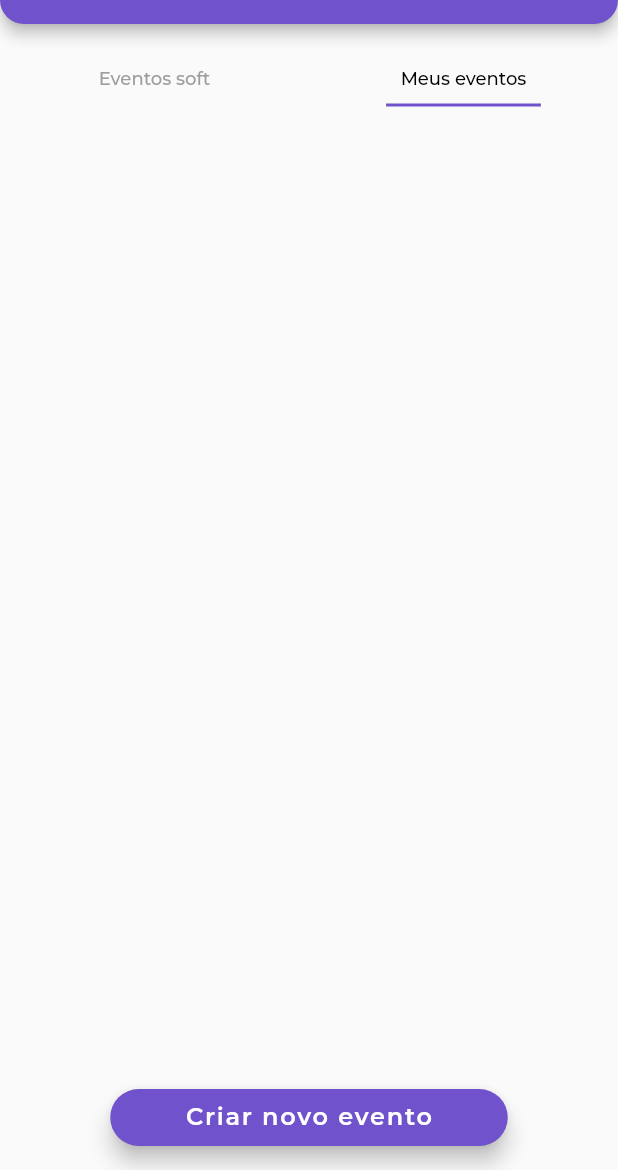
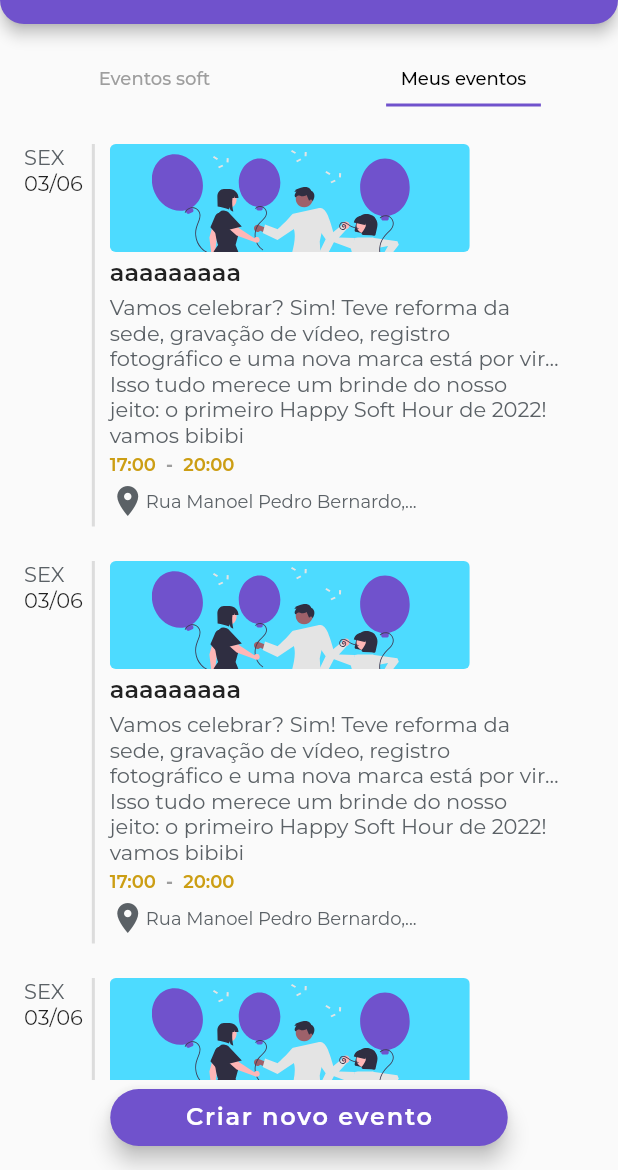
Before and after one commit to joao217x/desafio_flutter, a Flutter app: the TabsScreen screen opened by its route, tab 2 chosen, on a phone screen of 412 x 824 dp, the part 66-1236 px from its top. Run offline on Flutter 3.47's test engine with Material 2 defaults, Android fonts, the phone set to English and light mode, and no system bars; our stand-ins replace another_flushbar, dio, firebase_auth, firebase_core, flutter_mobx, flutter_svg and 2 more; missing offline and left inert: mask_input_formatter; accounts and stored records are empty; generated files the repository leaves out were written again; network calls fail.

Commit message:
login, widgets, nomes e telas de eventos
- Método de login com Firebase alterado, passado para controller;
- Widget IntrinsicHeight substituido para SizedBox;
- Nomes de arquivos alterados para melhor entendimento;
- Tela de eventos Soft modelada corretamente porém com algum impedimento na hora de mostrar (verificando);
- Tela de eventos meus exatamente igual a de eventos Soft e funcionando;

```diff
--- a/lib/service/agenda_client.dart
+++ b/lib/service/agenda_client.dart
@@ -1,5 +1,3 @@
-import 'dart:developer';
-
 import 'package:desafio_flutter/model/event/event_model.dart';
 import 'package:dio/dio.dart';
 
--- a/lib/service/firebase_client.dart
+++ b/lib/service/firebase_client.dart
@@ -16,4 +16,8 @@ class FirebaseClient {
       throw e;
     }
   }
+
+  Future<void> pwResetFirebase ({required email}) async {
+    await instance.sendPasswordResetEmail(email: email);
+  }
 }
--- a/lib/view/events/new_event_screen.dart
+++ b/lib/view/events/new_event_screen.dart
@@ -165,14 +165,12 @@ class _NewEventScreenState extends State<NewEventScreen> {
                     ),
                     SizedBox(
                       width: 75,
-                      child: Expanded(
                       child: TxtFormFieldWidget(
                         labelText: 'Número',
                         keyboardType: TextInputType.number,
                         onChanged: (String value) {
                           controller.number = value;
                         },
-                        ),
                       ),
                     ),
                   ],
--- a/lib/view/events/tabs_screen.dart
+++ b/lib/view/events/tabs_screen.dart
@@ -1,9 +1,10 @@
 import 'package:desafio_flutter/controller/controller.dart';
 import 'package:desafio_flutter/shared/theme/app_color.dart';
 import 'package:desafio_flutter/shared/widgets/appbar_widget.dart';
-import 'package:desafio_flutter/shared/widgets/tab_widget.dart';
-import 'package:desafio_flutter/view/events/type/my_events/my_event_tabs_screen.dart';
-import 'package:desafio_flutter/view/events/type/soft_events/soft_event_tabs_screen.dart';
+import 'package:desafio_flutter/shared/widgets/tabs_widget.dart';
+import 'package:desafio_flutter/view/events/type/my_events/my_event_tab_controller_screen.dart';
+import 'package:desafio_flutter/view/events/type/soft_events/soft_event_tab_controller_screen.dart';
+import 'package:desafio_flutter/view/events/type/soft_events/tabs/successful/soft_event_list_tab.dart';
 import 'package:flutter/material.dart';
 import 'package:flutter_mobx/flutter_mobx.dart';
 
@@ -32,8 +33,8 @@ class _TabsScreenState extends State<TabsScreen> {
             Expanded(
               child: TabBarView(
                 children: [
-                  SoftEventTabsScreen(),
-                  MyEventTabsScreen(),
+                  SoftEventTabController(),
+                  MyEventTabController(),
                 ],
               ),
             ),
--- a/lib/view/events/type/my_events/my_event_tabs_screen.dart
+++ b/lib/view/events/type/my_events/my_event_tab_controller_screen.dart
@@ -1,17 +1,15 @@
-import 'package:desafio_flutter/model/event/event_model.dart';
 import 'package:desafio_flutter/view/events/type/my_events/tabs/error/my_event_non_created_tab.dart';
-import 'package:desafio_flutter/view/events/type/my_events/tabs/successful/my_event_info_tab.dart';
 import 'package:desafio_flutter/view/events/type/my_events/tabs/successful/my_event_list_tab.dart';
 import 'package:flutter/material.dart';
 
-class MyEventTabsScreen extends StatefulWidget {
-  const MyEventTabsScreen({Key? key}) : super(key: key);
+class MyEventTabController extends StatefulWidget {
+  const MyEventTabController({Key? key}) : super(key: key);
 
   @override
-  State<MyEventTabsScreen> createState() => _MyEventTabsScreenState();
+  State<MyEventTabController> createState() => _MyEventTabControllerState();
 }
 
-class _MyEventTabsScreenState extends State<MyEventTabsScreen> {
+class _MyEventTabControllerState extends State<MyEventTabController> {
   @override
   Widget build(BuildContext context) {
     return const MyEventListTab();
@@ -19,6 +17,5 @@ class _MyEventTabsScreenState extends State<MyEventTabsScreen> {
     // const MyEventNonCreatedTab();
     // TAB SUCESSO
     // const MyEventListTab();
-    // const MyEventInfoTab();
   }
 }
--- a/lib/view/events/type/my_events/tabs/successful/my_event_list_tab.dart
+++ b/lib/view/events/type/my_events/tabs/successful/my_event_list_tab.dart
@@ -1,6 +1,4 @@
 import 'package:desafio_flutter/controller/controller.dart';
-import 'package:desafio_flutter/model/event/event_model.dart';
-import 'package:desafio_flutter/service/agenda_client.dart';
 import 'package:desafio_flutter/shared/theme/app_color.dart';
 import 'package:flutter/material.dart';
 import 'package:flutter_mobx/flutter_mobx.dart';
@@ -15,7 +13,6 @@ class MyEventListTab extends StatefulWidget {
 
 class _MyEventListTabState extends State<MyEventListTab> {
   Controller controller = Controller();
-  List<EventModel> eventModel = [];
 
   @override
   Widget build(BuildContext context) {
@@ -24,7 +21,7 @@ class _MyEventListTabState extends State<MyEventListTab> {
         padding:
             const EdgeInsets.only(top: 25, right: 16, left: 16, bottom: 60),
         child: ListView.builder(
-          itemCount: eventModel.length,
+          // itemCount: eventModel.length,
           itemBuilder: (context, index) {
             return GestureDetector(
               onTap: () {
@@ -32,7 +29,8 @@ class _MyEventListTabState extends State<MyEventListTab> {
               },
               child: Column(
                 children: [
-                  IntrinsicHeight(
+                  SizedBox(
+                    height: 255,
                     child: Row(
                       children: [
                         Padding(
@@ -63,8 +61,8 @@ class _MyEventListTabState extends State<MyEventListTab> {
                               ),
                               const SizedBox(height: 4),
                               Text(
-                                eventModel[index].name,
-                                // 'aaaaaaaaa',
+                                // eventModel[index].name,
+                                'aaaaaaaaa',
                                 style: const TextStyle(
                                   fontSize: 16,
                                   fontWeight: FontWeight.w600,
@@ -128,19 +126,6 @@ class _MyEventListTabState extends State<MyEventListTab> {
                                 ],
                               ),
                               const SizedBox(height: 5),
-                              const Text(
-                                'Ver no mapa',
-                                style: TextStyle(
-                                  fontSize: 12,
-                                  color: AppColor.purple,
-                                ),
-                              ),
-                              ElevatedButton(
-                                onPressed: () async {
-                                  await AgendaClient().getListaEventos();
-                                },
-                                child: const Text('botao'),
-                              ),
                             ],
                           ),
                         ),
--- a/lib/view/login/login_screen.dart
+++ b/lib/view/login/login_screen.dart
@@ -106,7 +106,7 @@ class _LoginScreenState extends State<LoginScreen> {
                             password: controller.password,
                           );
                           if (result.runtimeType == UserCredential) {
-                            Navigator.popAndPushNamed(context, '/allEvents');
+                            Navigator.popAndPushNamed(context, '/tabs');
                           }
                         },
                       ),
```
Also changed, not shown: lib/controller/controller.dart (+20 -0 lines), lib/shared/util/telas.dart (+4 -4 lines), lib/view/events/type/soft_events/soft_event_tab_controller_screen.dart (renamed from lib/view/events/type/soft_events/soft_event_tabs_screen.dart, +4 -4 lines), lib/view/events/type/soft_events/tabs/successful/soft_event_list_tab.dart (+3 -4 lines), lib/view/login/forget_password_screen.dart (+15 -18 lines), pubspec.yaml (+2 -6 lines), lib/controller/controller.g.dart, lib/shared/widgets/tabs_widget.dart (renamed from lib/shared/widgets/tab_widget.dart). Lines whose indentation alone changed are shown as unchanged.
